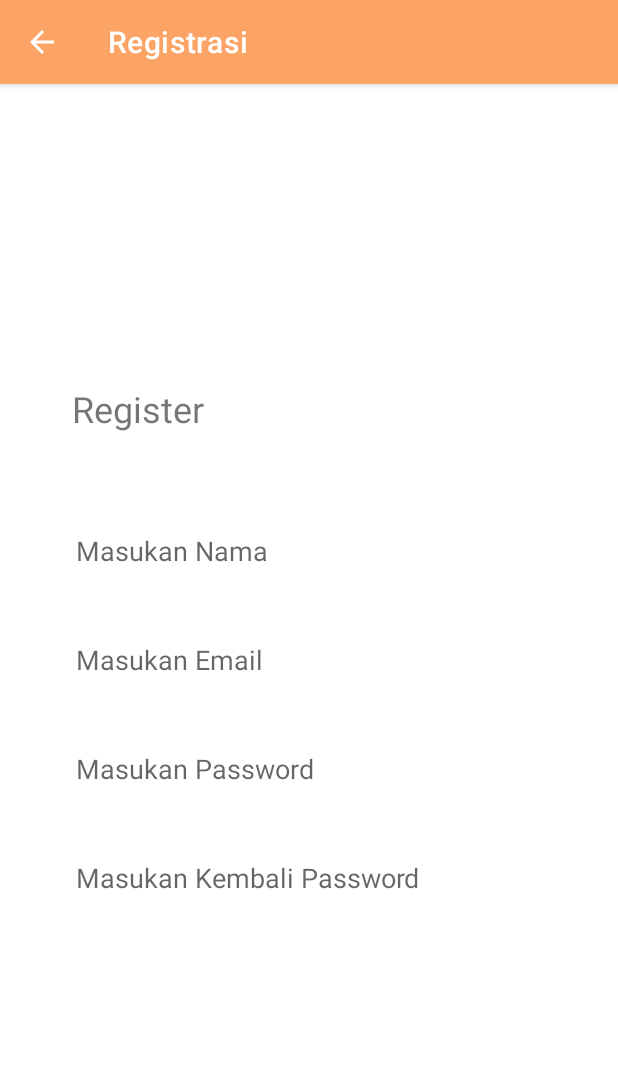
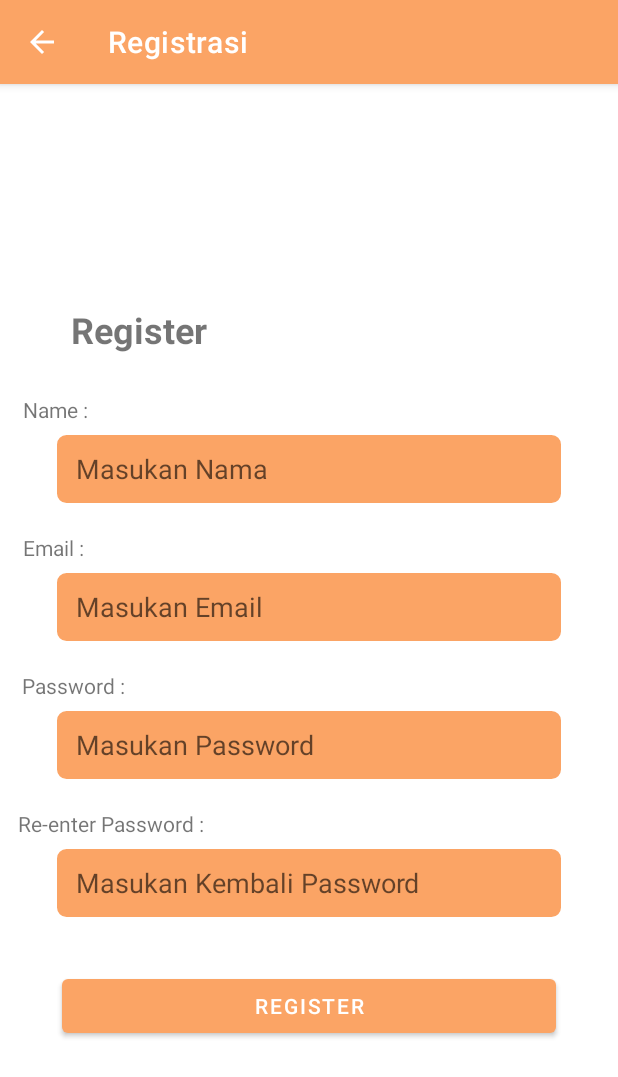
Before and after one commit to Uyun132/Exc_TodoList, an Android app: the HalamanRegistrasi screen opened directly, with no data from a screen before it, on a phone screen of 412 x 824 dp. Shown: the top 1077 px of the screen. Run offline under Robolectric (Android 15) with nearby library versions, the phone set to English and light mode, and no system bars.

Commit message:
Registrasi mau ngoding

```diff
--- /dev/null
+++ b/app/src/main/res/drawable/edttext_regis.xml
@@ -0,0 +1,9 @@
+<?xml version="1.0" encoding="utf-8"?>
+<shape xmlns:android="http://schemas.android.com/apk/res/android">
+    <corners android:radius="10dp"/>
+    <stroke android:width="7dp"
+        android:color="@color/white"
+        />
+    <size android:height="60dp"/>
+    <solid android:color="@color/cPallete2"/>
+</shape>
--- a/app/src/main/res/layout/activity_halaman_registrasi.xml
+++ b/app/src/main/res/layout/activity_halaman_registrasi.xml
@@ -10,22 +10,23 @@
         android:id="@+id/layRegNama"
         android:layout_width="0dp"
         android:layout_height="wrap_content"
-        android:background="@drawable/edttext_bg"
+        android:background="@drawable/edttext_regis"
         android:hint="@string/inp_nama"
         android:paddingLeft="20dp"
+
         app:layout_constraintBottom_toBottomOf="parent"
         app:layout_constraintEnd_toEndOf="parent"
         app:layout_constraintHorizontal_bias="0.5"
         app:layout_constraintStart_toStartOf="parent"
         app:layout_constraintTop_toTopOf="parent"
-        app:layout_constraintVertical_bias="0.4"
+        app:layout_constraintVertical_bias="0.32"
         app:layout_constraintWidth_percent="0.85" />
 
     <EditText
         android:id="@+id/layRegEmail"
         android:layout_width="0dp"
         android:layout_height="wrap_content"
-        android:background="@drawable/edttext_bg"
+        android:background="@drawable/edttext_regis"
         android:hint="@string/inp_email"
         android:paddingLeft="20dp"
         app:layout_constraintBottom_toBottomOf="parent"
@@ -33,14 +34,14 @@
         app:layout_constraintHorizontal_bias="0.5"
         app:layout_constraintStart_toStartOf="parent"
         app:layout_constraintTop_toTopOf="parent"
-        app:layout_constraintVertical_bias="0.5"
+        app:layout_constraintVertical_bias="0.45"
         app:layout_constraintWidth_percent="0.85" />
 
     <EditText
         android:id="@+id/layRegPass"
         android:layout_width="0dp"
         android:layout_height="wrap_content"
-        android:background="@drawable/edttext_bg"
+        android:background="@drawable/edttext_regis"
         android:hint="@string/inp_pass"
         android:inputType="textPassword"
         android:paddingLeft="20dp"
@@ -49,14 +50,14 @@
         app:layout_constraintHorizontal_bias="0.5"
         app:layout_constraintStart_toStartOf="parent"
         app:layout_constraintTop_toTopOf="parent"
-        app:layout_constraintVertical_bias="0.6"
+        app:layout_constraintVertical_bias="0.58"
         app:layout_constraintWidth_percent="0.85" />
 
     <EditText
         android:id="@+id/layRegRepass"
         android:layout_width="0dp"
         android:layout_height="wrap_content"
-        android:background="@drawable/edttext_bg"
+        android:background="@drawable/edttext_regis"
         android:hint="@string/inp_repass"
         android:inputType="textPassword"
         android:paddingLeft="20dp"
@@ -65,18 +66,73 @@
         app:layout_constraintHorizontal_bias="0.5"
         app:layout_constraintStart_toStartOf="parent"
         app:layout_constraintTop_toTopOf="parent"
-        app:layout_constraintVertical_bias="0.7"
+        app:layout_constraintVertical_bias="0.71"
         app:layout_constraintWidth_percent="0.85" />
 
     <TextView
         android:id="@+id/textView5"
         android:layout_width="wrap_content"
         android:layout_height="wrap_content"
-        android:layout_marginTop="200dp"
         android:text="Register"
         android:textSize="24dp"
+        android:textStyle="bold"
+        app:layout_constraintBottom_toBottomOf="parent"
         app:layout_constraintEnd_toEndOf="parent"
         app:layout_constraintHorizontal_bias="0.148"
         app:layout_constraintStart_toStartOf="parent"
-        app:layout_constraintTop_toTopOf="parent" />
+        app:layout_constraintTop_toTopOf="parent"
+        app:layout_constraintVertical_bias="0.2" />
+
+    <TextView
+        android:id="@+id/textView10"
+        android:layout_width="wrap_content"
+        android:layout_height="wrap_content"
+        android:text="Name :"
+        app:layout_constraintBottom_toTopOf="@+id/layRegNama"
+        app:layout_constraintEnd_toEndOf="parent"
+        app:layout_constraintHorizontal_bias="0.042"
+        app:layout_constraintStart_toStartOf="parent" />
+
+    <TextView
+        android:id="@+id/textView11"
+        android:layout_width="wrap_content"
+        android:layout_height="wrap_content"
+        android:text="Email :"
+        app:layout_constraintBottom_toTopOf="@+id/layRegEmail"
+        app:layout_constraintEnd_toEndOf="parent"
+        app:layout_constraintHorizontal_bias="0.042"
+        app:layout_constraintStart_toStartOf="parent" />
+
+    <TextView
+        android:id="@+id/textView12"
+        android:layout_width="wrap_content"
+        android:layout_height="wrap_content"
+        android:text="Password :"
+        app:layout_constraintBottom_toTopOf="@+id/layRegPass"
+        app:layout_constraintEnd_toEndOf="parent"
+        app:layout_constraintHorizontal_bias="0.042"
+        app:layout_constraintStart_toStartOf="parent" />
+
+    <TextView
+        android:id="@+id/textView13"
+        android:layout_width="wrap_content"
+        android:layout_height="wrap_content"
+        android:text="Re-enter Password :"
+        app:layout_constraintBottom_toTopOf="@+id/layRegRepass"
+        app:layout_constraintEnd_toEndOf="parent"
+        app:layout_constraintHorizontal_bias="0.042"
+        app:layout_constraintStart_toStartOf="parent" />
+
+    <Button
+        android:id="@+id/button"
+        android:layout_width="0dp"
+        android:layout_height="wrap_content"
+        android:text="@string/register"
+        app:layout_constraintBottom_toBottomOf="parent"
+        app:layout_constraintEnd_toEndOf="parent"
+        app:layout_constraintHorizontal_bias="0.5"
+        app:layout_constraintStart_toStartOf="parent"
+        app:layout_constraintTop_toTopOf="parent"
+        app:layout_constraintVertical_bias="0.82"
+        app:layout_constraintWidth_percent="0.8" />
 </androidx.constraintlayout.widget.ConstraintLayout>
```
